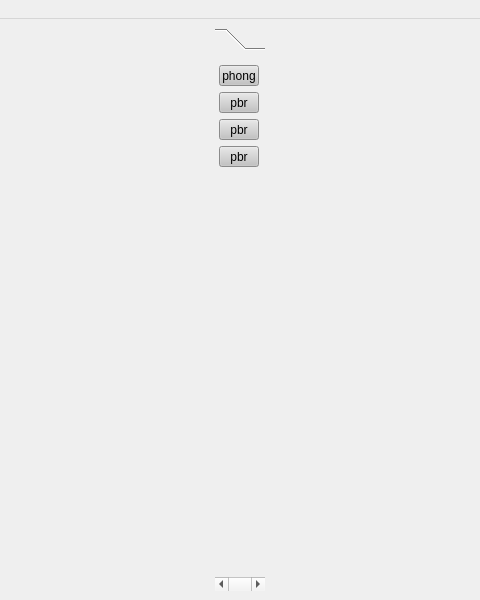
Before: the Qt Designer form gui/ui/MainWindow.ui in AbdelrhmanIbrahim/rendering, drawn with Qt 5; both pictures show x 160 to 640 and y 0 to 600 of the 800 by 600 pixel window.
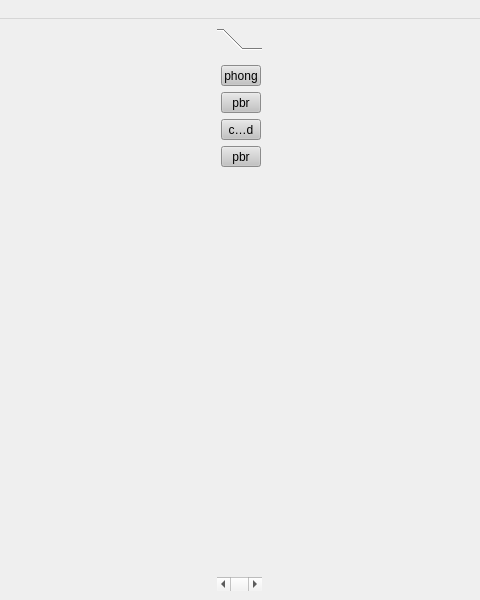
After: the same form once the commit is applied. Icons and pictures are not drawn.

Commit message: improve hiddenline by rndring colored then edges

The edit to the form file:
```diff
--- a/gui/ui/MainWindow.ui
+++ b/gui/ui/MainWindow.ui
@@ -19,7 +19,7 @@
      <widget class="QToolBox" name="toolsList">
       <property name="maximumSize">
        <size>
-        <width>50</width>
+        <width>45</width>
         <height>16777215</height>
        </size>
       </property>
@@ -29,7 +29,7 @@
       <widget class="QWidget" name="renderingPage">
        <property name="geometry">
         <rect>
-         <x>0</x>
+         <x>-3</x>
          <y>0</y>
          <width>53</width>
          <height>514</height>
@@ -40,7 +40,7 @@
          <normaloff>:/icons/sun.png</normaloff>:/icons/sun.png</iconset>
        </attribute>
        <attribute name="label">
-        <string>light</string>
+        <string/>
        </attribute>
        <attribute name="toolTip">
         <string>rendering</string>
@@ -140,7 +140,7 @@
            <string notr="true">background-color: rgba(195, 195, 195, 255);</string>
           </property>
           <property name="text">
-           <string>pbr</string>
+           <string>colored</string>
           </property>
           <property name="icon">
            <iconset resource="ui.qrc">
```
Left out of the diff: 3 changed lines with no effect on the pictures. The commit also changes 5 other files.
